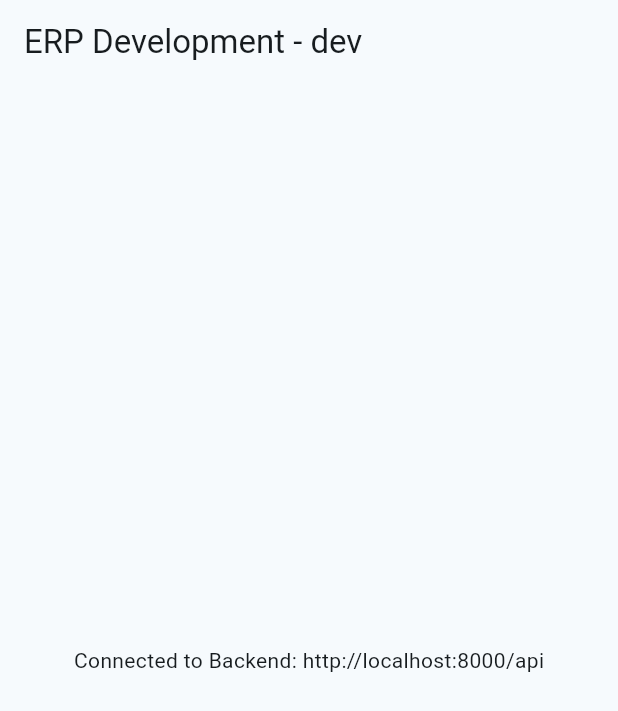
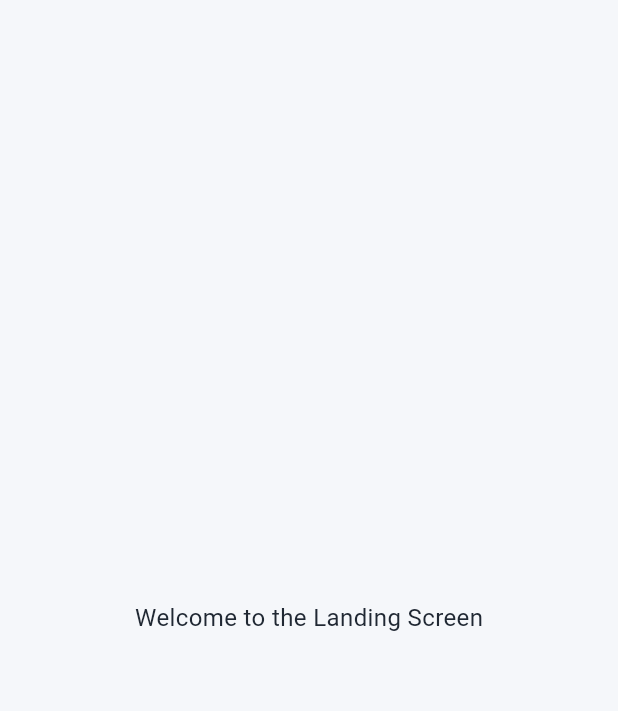
Before and after one commit to doaaayman78/ERP-System, a Flutter app: the screen it shows after launch, on a phone screen of 412 x 824 dp. Shown: the top 711 px of the screen. Run offline on Flutter 3.47's test engine with Material 3 defaults, Android fonts, the phone set to English and light mode, and no system bars; our stand-ins replace flutter_screenutil, material_ui.

Commit message:
Add flutter_screenutil package and implement app theme and landing screen

```diff
--- /dev/null
+++ b/frontend/lib/core/theme/app_colors.dart
@@ -0,0 +1,35 @@
+import 'package:material_ui/material_ui.dart';
+
+/// Central palette for the ERP application.
+abstract final class AppColors {
+  // Brand
+  static const primary = Color(0xFF245B82);
+  static const primaryDark = Color(0xFF173E5B);
+  static const primaryLight = Color(0xFFE8F1F7);
+
+  // Neutrals
+  static const white = Color(0xFFFFFFFF);
+  static const black = Color(0xFF161B22);
+  static const pageBackground = Color(0xFFF5F7FA);
+  static const surface = Color(0xFFFFFFFF);
+  static const border = Color(0xFFE2E7ED);
+  static const textPrimary = Color(0xFF202833);
+  static const textSecondary = Color(0xFF687586);
+  static const disabled = Color(0xFFADB7C2);
+
+  // Semantic states
+  static const success = Color(0xFF238653);
+  static const successLight = Color(0xFFE8F5ED);
+  static const warning = Color(0xFFD99A22);
+  static const warningLight = Color(0xFFFFF5DF);
+  static const error = Color(0xFFC83D3D);
+  static const errorLight = Color(0xFFFCEBEC);
+  static const info = Color(0xFF2878B8);
+  static const infoLight = Color(0xFFEAF3FB);
+
+  // Sidebar
+  static const sidebarBackground = Color(0xFF173E5B);
+  static const sidebarForeground = Color(0xFFEAF1F6);
+  static const sidebarSelected = Color(0xFF245B82);
+  static const sidebarSelectedIndicator = Color(0xFF70B7E2);
+}
--- /dev/null
+++ b/frontend/lib/core/theme/app_text_styles.dart
@@ -0,0 +1,71 @@
+import 'package:flutter_screenutil/flutter_screenutil.dart';
+import 'package:material_ui/material_ui.dart';
+import 'app_colors.dart';
+
+/// Shared typography scale. Prefer Theme.of(context).textTheme in widgets.
+///
+/// All font sizes are scaled via flutter_screenutil (.sp) so they respond
+/// to the design-reference dimensions configured in ScreenUtil.init().
+abstract final class AppTextStyles {
+  // Uses Flutter's default Roboto font stack; no extra package is required.
+  static const fontFamily = 'Roboto';
+
+  static TextStyle get display => TextStyle(
+    fontFamily: fontFamily, fontSize: 32.sp, height: 1.2,
+    fontWeight: FontWeight.w700, color: AppColors.textPrimary,
+  );
+  static TextStyle get headline1 => TextStyle(
+    fontFamily: fontFamily, fontSize: 28.sp, height: 1.25,
+    fontWeight: FontWeight.w700, color: AppColors.textPrimary,
+  );
+  static TextStyle get headline2 => TextStyle(
+    fontFamily: fontFamily, fontSize: 24.sp, height: 1.3,
+    fontWeight: FontWeight.w700, color: AppColors.textPrimary,
+  );
+  static TextStyle get headline3 => TextStyle(
+    fontFamily: fontFamily, fontSize: 20.sp, height: 1.35,
+    fontWeight: FontWeight.w600, color: AppColors.textPrimary,
+  );
+  static TextStyle get title => TextStyle(
+    fontFamily: fontFamily, fontSize: 16.sp, height: 1.4,
+    fontWeight: FontWeight.w600, color: AppColors.textPrimary,
+  );
+  static TextStyle get body => TextStyle(
+    fontFamily: fontFamily, fontSize: 14.sp, height: 1.5,
+    fontWeight: FontWeight.w400, color: AppColors.textPrimary,
+  );
+  static TextStyle get bodySmall => TextStyle(
+    fontFamily: fontFamily, fontSize: 12.sp, height: 1.45,
+    fontWeight: FontWeight.w400, color: AppColors.textSecondary,
+  );
+  static TextStyle get label => TextStyle(
+    fontFamily: fontFamily, fontSize: 13.sp, height: 1.3,
+    fontWeight: FontWeight.w500, color: AppColors.textSecondary,
+  );
+  static TextStyle get button => TextStyle(
+    fontFamily: fontFamily, fontSize: 14.sp, height: 1.2,
+    fontWeight: FontWeight.w600,
+  );
+  static TextStyle get tableHeader => TextStyle(
+    fontFamily: fontFamily, fontSize: 12.sp, height: 1.3,
+    fontWeight: FontWeight.w600, color: AppColors.textSecondary,
+  );
+  static TextStyle get metricValue => TextStyle(
+    fontFamily: fontFamily, fontSize: 26.sp, height: 1.2,
+    fontWeight: FontWeight.w700, color: AppColors.textPrimary,
+  );
+
+  static TextTheme get textTheme => TextTheme(
+    displayLarge: display,
+    headlineLarge: headline1,
+    headlineMedium: headline2,
+    headlineSmall: headline3,
+    titleLarge: title,
+    bodyLarge: body,
+    bodyMedium: body,
+    bodySmall: bodySmall,
+    labelLarge: button,
+    labelMedium: label,
+    labelSmall: tableHeader,
+  );
+}
--- /dev/null
+++ b/frontend/lib/core/theme/app_theme.dart
@@ -0,0 +1,239 @@
+import 'package:flutter_screenutil/flutter_screenutil.dart';
+import 'package:material_ui/material_ui.dart';
+import 'app_colors.dart';
+import 'app_text_styles.dart';
+
+/// Semantic colors beyond the standard Material ColorScheme.
+@immutable
+class AppSemanticColors extends ThemeExtension<AppSemanticColors> {
+  const AppSemanticColors({
+    required this.success,
+    required this.successContainer,
+    required this.warning,
+    required this.warningContainer,
+    required this.info,
+    required this.infoContainer,
+    required this.sidebarBackground,
+    required this.sidebarForeground,
+    required this.sidebarSelected,
+  });
+
+  final Color success, successContainer, warning, warningContainer;
+  final Color info, infoContainer;
+  final Color sidebarBackground, sidebarForeground, sidebarSelected;
+
+  @override
+  AppSemanticColors copyWith({
+    Color? success, Color? successContainer, Color? warning,
+    Color? warningContainer, Color? info, Color? infoContainer,
+    Color? sidebarBackground, Color? sidebarForeground,
+    Color? sidebarSelected,
+  }) => AppSemanticColors(
+    success: success ?? this.success,
+    successContainer: successContainer ?? this.successContainer,
+    warning: warning ?? this.warning,
+    warningContainer: warningContainer ?? this.warningContainer,
+    info: info ?? this.info,
+    infoContainer: infoContainer ?? this.infoContainer,
+    sidebarBackground: sidebarBackground ?? this.sidebarBackground,
+    sidebarForeground: sidebarForeground ?? this.sidebarForeground,
+    sidebarSelected: sidebarSelected ?? this.sidebarSelected,
+  );
+
+  @override
+  AppSemanticColors lerp(covariant AppSemanticColors? other, double t) {
+    if (other == null) return this;
+    return AppSemanticColors(
+      success: Color.lerp(success, other.success, t)!,
+      successContainer: Color.lerp(successContainer, other.successContainer, t)!,
+      warning: Color.lerp(warning, other.warning, t)!,
+      warningContainer: Color.lerp(warningContainer, other.warningContainer, t)!,
+      info: Color.lerp(info, other.info, t)!,
+      infoContainer: Color.lerp(infoContainer, other.infoContainer, t)!,
+      sidebarBackground: Color.lerp(sidebarBackground, other.sidebarBackground, t)!,
+      sidebarForeground: Color.lerp(sidebarForeground, other.sidebarForeground, t)!,
+      sidebarSelected: Color.lerp(sidebarSelected, other.sidebarSelected, t)!,
+    );
+  }
+}
+
+abstract final class AppTheme {
+  static const semanticColors = AppSemanticColors(
+    success: AppColors.success,
+    successContainer: AppColors.successLight,
+    warning: AppColors.warning,
+    warningContainer: AppColors.warningLight,
+    info: AppColors.info,
+    infoContainer: AppColors.infoLight,
+    sidebarBackground: AppColors.sidebarBackground,
+    sidebarForeground: AppColors.sidebarForeground,
+    sidebarSelected: AppColors.sidebarSelected,
+  );
+
+  static ThemeData get light {
+    const scheme = ColorScheme(
+      brightness: Brightness.light,
+      primary: AppColors.primary, onPrimary: AppColors.white,
+      secondary: AppColors.info, onSecondary: AppColors.white,
+      error: AppColors.error, onError: AppColors.white,
+      surface: AppColors.surface, onSurface: AppColors.textPrimary,
+      outline: AppColors.border, outlineVariant: AppColors.border,
+      shadow: AppColors.black, scrim: AppColors.black,
+      inverseSurface: AppColors.black, onInverseSurface: AppColors.white,
+      inversePrimary: AppColors.primaryLight, surfaceTint: AppColors.primary,
+    );
+
+    return ThemeData(
+      useMaterial3: true,
+      brightness: Brightness.light,
+      colorScheme: scheme,
+      scaffoldBackgroundColor: AppColors.pageBackground,
+      fontFamily: AppTextStyles.fontFamily,
+      textTheme: AppTextStyles.textTheme,
+      extensions: const <ThemeExtension<dynamic>>[semanticColors],
+      appBarTheme: AppBarTheme(
+        backgroundColor: AppColors.white,
+        foregroundColor: AppColors.textPrimary,
+        elevation: 0,
+        centerTitle: false,
+        surfaceTintColor: AppColors.white,
+        titleTextStyle: AppTextStyles.title,
+      ),
+      cardTheme: CardThemeData(
+        color: AppColors.white,
+        elevation: 0,
+        margin: EdgeInsets.zero,
+        surfaceTintColor: AppColors.white,
+        shape: RoundedRectangleBorder(
+          borderRadius: BorderRadius.circular(12.r),
+          side: const BorderSide(color: AppColors.border),
+        ),
+      ),
+      dividerTheme: const DividerThemeData(color: AppColors.border, thickness: 1),
+      inputDecorationTheme: InputDecorationTheme(
+        filled: true,
+        fillColor: AppColors.white,
+        contentPadding: EdgeInsets.symmetric(horizontal: 14.w, vertical: 14.h),
+        hintStyle: AppTextStyles.bodySmall,
+        labelStyle: AppTextStyles.label,
+        border: OutlineInputBorder(
+          borderRadius: BorderRadius.circular(8.r),
+          borderSide: const BorderSide(color: AppColors.border),
+        ),
+        enabledBorder: OutlineInputBorder(
+          borderRadius: BorderRadius.circular(8.r),
+          borderSide: const BorderSide(color: AppColors.border),
+        ),
+        focusedBorder: OutlineInputBorder(
+          borderRadius: BorderRadius.circular(8.r),
+          borderSide: const BorderSide(color: AppColors.primary, width: 1.5),
+        ),
+        errorBorder: OutlineInputBorder(
+          borderRadius: BorderRadius.circular(8.r),
+          borderSide: const BorderSide(color: AppColors.error),
+        ),
+        focusedErrorBorder: OutlineInputBorder(
+          borderRadius: BorderRadius.circular(8.r),
+          borderSide: const BorderSide(color: AppColors.error, width: 1.5),
+        ),
+      ),
+      elevatedButtonTheme: ElevatedButtonThemeData(
+        style: ElevatedButton.styleFrom(
+          backgroundColor: AppColors.primary,
+          foregroundColor: AppColors.white,
+          disabledBackgroundColor: AppColors.disabled,
+          disabledForegroundColor: AppColors.white,
+          minimumSize: Size(0, 44.h),
+          padding: EdgeInsets.symmetric(horizontal: 18.w, vertical: 12.h),
+          textStyle: AppTextStyles.button,
+          shape: RoundedRectangleBorder(borderRadius: BorderRadius.circular(8.r)),
+          elevation: 0,
+        ),
+      ),
+      outlinedButtonTheme: OutlinedButtonThemeData(
+        style: OutlinedButton.styleFrom(
+          foregroundColor: AppColors.primary,
+          minimumSize: Size(0, 44.h),
+          padding: EdgeInsets.symmetric(horizontal: 18.w, vertical: 12.h),
+          textStyle: AppTextStyles.button,
+          side: const BorderSide(color: AppColors.border),
+          shape: RoundedRectangleBorder(borderRadius: BorderRadius.circular(8.r)),
+        ),
+      ),
+      textButtonTheme: TextButtonThemeData(
+        style: TextButton.styleFrom(
+          foregroundColor: AppColors.primary,
+          textStyle: AppTextStyles.button,
+        ),
+      ),
+      dataTableTheme: DataTableThemeData(
+        headingTextStyle: AppTextStyles.tableHeader,
+        dataTextStyle: AppTextStyles.body,
+        dividerThickness: 1,
+        horizontalMargin: 16.w,
+        columnSpacing: 24.w,
+      ),
+      navigationRailTheme: NavigationRailThemeData(
+        backgroundColor: AppColors.sidebarBackground,
+        selectedIconTheme: const IconThemeData(color: AppColors.white),
+        unselectedIconTheme: const IconThemeData(color: AppColors.sidebarForeground),
+        selectedLabelTextStyle: TextStyle(
+          fontSize: 14.sp,
+          color: AppColors.white, fontWeight: FontWeight.w600,
+        ),
+        unselectedLabelTextStyle: TextStyle(
+          fontSize: 14.sp,
+          color: AppColors.sidebarForeground,
+        ),
+      ),
+    );
+  }
+
+  /// Starter dark theme. Validate all screens and chart colors before enabling.
+  static ThemeData get dark {
+    const darkSurface = Color(0xFF1D2731);
+    const darkText = Color(0xFFE9EEF3);
+    const outline = Color(0xFF465461);
+    const scheme = ColorScheme(
+      brightness: Brightness.dark,
+      primary: Color(0xFF79B5D9), onPrimary: Color(0xFF102B3D),
+      secondary: Color(0xFF82BCE4), onSecondary: Color(0xFF102B3D),
+      error: Color(0xFFFF8585), onError: Color(0xFF3A1010),
+      surface: darkSurface, onSurface: darkText,
+      outline: outline, outlineVariant: Color(0xFF384652),
+      shadow: AppColors.black, scrim: AppColors.black,
+      inverseSurface: darkText, onInverseSurface: darkSurface,
+      inversePrimary: AppColors.primary, surfaceTint: Color(0xFF79B5D9),
+    );
+
+    return ThemeData(
+      useMaterial3: true,
+      brightness: Brightness.dark,
+      colorScheme: scheme,
+      scaffoldBackgroundColor: const Color(0xFF141C24),
+      fontFamily: AppTextStyles.fontFamily,
+      textTheme: AppTextStyles.textTheme.apply(
+        bodyColor: darkText, displayColor: darkText,
+      ),
+      extensions: const <ThemeExtension<dynamic>>[semanticColors],
+      dividerTheme: const DividerThemeData(color: Color(0xFF384652)),
+      inputDecorationTheme: InputDecorationTheme(
+        filled: true,
+        fillColor: darkSurface,
+        contentPadding: EdgeInsets.symmetric(horizontal: 14.w, vertical: 14.h),
+        border: OutlineInputBorder(
+          borderRadius: BorderRadius.circular(8.r),
+          borderSide: const BorderSide(color: outline),
+        ),
+        enabledBorder: OutlineInputBorder(
+          borderRadius: BorderRadius.circular(8.r),
+          borderSide: const BorderSide(color: outline),
+        ),
+        focusedBorder: OutlineInputBorder(
+          borderRadius: BorderRadius.circular(8.r),
+          borderSide: const BorderSide(color: Color(0xFF79B5D9), width: 1.5),
+        ),
+      ),
+    );
+  }
+}
--- /dev/null
+++ b/frontend/lib/features/landing/screens/landing_screen.dart
@@ -0,0 +1,17 @@
+import 'package:material_ui/material_ui.dart';
+import 'package:flutter_screenutil/flutter_screenutil.dart';
+
+class LandingScreen extends StatelessWidget{
+  const LandingScreen({super.key});
+
+  @override
+  Widget build(BuildContext context) {
+    return Scaffold(
+      body: Center(
+        child: Text('Welcome to the Landing Screen'),
+      ),
+    );
+  }
+
+
+}
--- a/frontend/lib/main_dev.dart
+++ b/frontend/lib/main_dev.dart
@@ -1,5 +1,6 @@
 import 'package:material_ui/material_ui.dart';
-import 'core/config/env_config.dart';
+import 'core/theme/app_theme.dart';
+import 'features/landing/screens/landing_screen.dart';
 
 void main(){
   runApp(const ERPApp());
@@ -12,21 +13,10 @@ class ERPApp extends StatelessWidget{
     Widget build(BuildContext context) {
       return MaterialApp(
         title: 'ERP System (Dev)',
-        theme: ThemeData(
-          colorScheme: ColorScheme.fromSeed(
-            seedColor: Colors.blueGrey,
-          ),
-          useMaterial3: true,
-        ),
-
-        home: Scaffold(
-          appBar: AppBar(
-            title: const Text('ERP Development - ${EnvConfig.flavor}'),
-          ),
-          body: Center(
-            child: Text('Connected to Backend: ${EnvConfig.apiBaseUrl}'),
-          ),
-        ),
+        theme: AppTheme.light,
+        darkTheme: AppTheme.dark,
+        themeMode: ThemeMode.system,
+        home: const LandingScreen(),
       );
     }
 }
--- a/frontend/pubspec.yaml
+++ b/frontend/pubspec.yaml
@@ -44,6 +44,7 @@ dependencies:
   # The following adds the Cupertino Icons font to your application.
   # Use with the CupertinoIcons class for iOS style icons.
   cupertino_icons: ^1.0.8
+  flutter_screenutil: ^5.9.3
 
 dev_dependencies:
   flutter_test:
```
Also changed, not shown: frontend/pubspec.lock.
